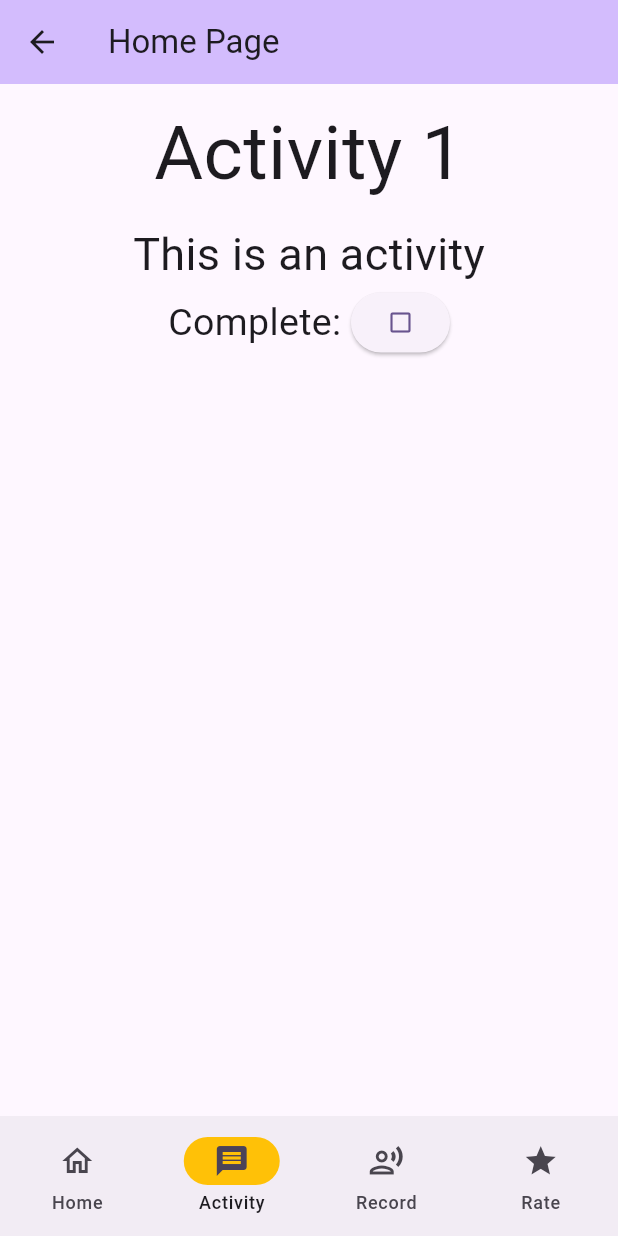
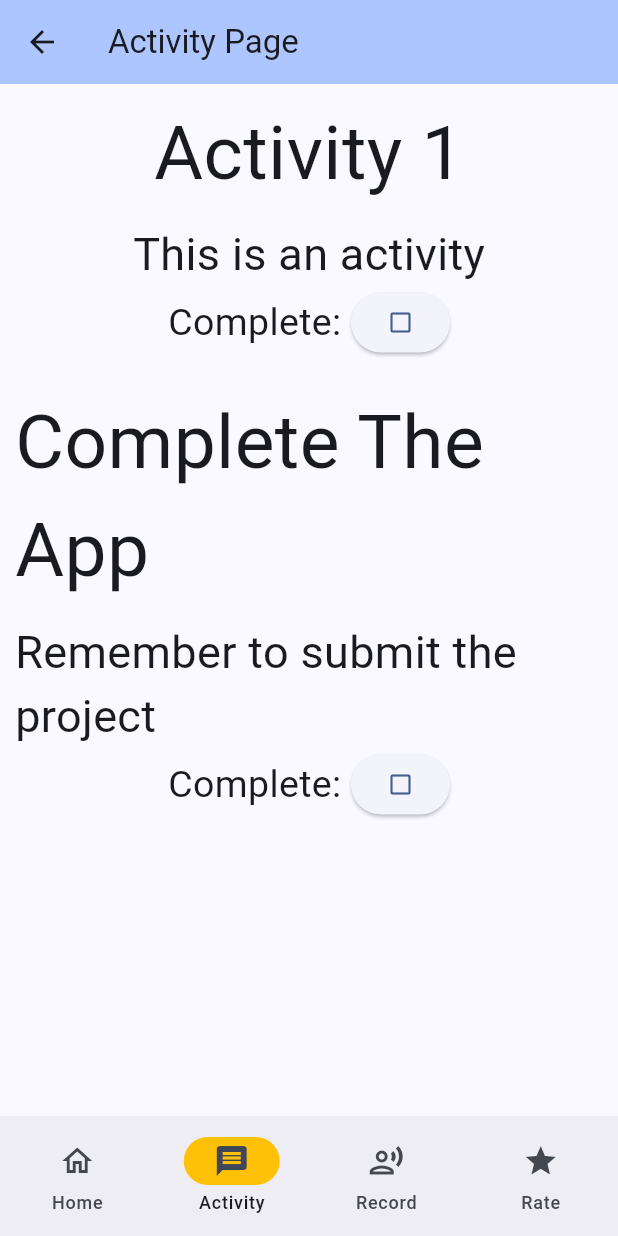
Before and after one commit to jimhlf/the-flutter-app, a Flutter app: the MainAppPage screen opened directly, item 2 of the bottom bar chosen, on a phone screen of 412 x 824 dp. Run offline on Flutter 3.47's test engine with Material 3 defaults, Android fonts, the phone set to English and light mode, and no system bars.

Commit message:
Built app interface

```diff
--- a/the_app/lib/activity.dart
+++ b/the_app/lib/activity.dart
@@ -18,6 +18,7 @@ class _ActivityCardState extends State<ActivityCard> {
 
   @override
   void initState() {
+    super.initState();
     label = widget.label;
     description = widget.description;
     isDone = false;
@@ -30,9 +31,10 @@ class _ActivityCardState extends State<ActivityCard> {
   }
 
   Icon getStatus() {
-    if (isDone)
-      return Icon(Icons.check_box_outlined);
-    return Icon(Icons.check_box_outline_blank);
+    if (isDone) {
+      return const Icon(Icons.check_box_outlined);
+    }
+    return const Icon(Icons.check_box_outline_blank);
   }
 
   @override
@@ -41,13 +43,13 @@ class _ActivityCardState extends State<ActivityCard> {
       padding: const EdgeInsets.symmetric(horizontal: 10, vertical: 10),
       child: Column (
         children: [
-          Text(label, style: TextStyle(fontSize: 50)),
+          Text(label, style: const TextStyle(fontSize: 50)),
           SizedBox(height: 10),
-          Text(description, style: TextStyle(fontSize: 30)),
+          Text(description, style: const TextStyle(fontSize: 30)),
           Row(
             mainAxisAlignment: MainAxisAlignment.center,
             children: [
-              Text('Complete: ', style: TextStyle(fontSize: 25)),
+              const Text('Complete: ', style: TextStyle(fontSize: 25)),
               ElevatedButton(onPressed: checkActivity, child: getStatus())
             ],
           )
@@ -73,6 +75,7 @@ class _ActivityPageState extends State<ActivityPage> {
       body: ListView(
         children: const [
           ActivityCard(label: 'Activity 1', description: 'This is an activity'),
+          ActivityCard(label: 'Complete The App', description: 'Remember to submit the project'),
         ],
       )
     );
--- a/the_app/lib/main.dart
+++ b/the_app/lib/main.dart
@@ -2,6 +2,8 @@ import 'package:flutter/material.dart';
 import 'package:the_app/activity.dart';
 import 'package:the_app/home.dart';
 import 'package:the_app/login.dart';
+import 'package:the_app/rate.dart';
+import 'package:the_app/image.dart';
 
 //import 'package:firebase_core/firebase_core.dart';
 //import 'firebase_options.dart';
@@ -20,21 +22,7 @@ class MyApp extends StatelessWidget {
       title: 'Flutter Demo',
       theme: ThemeData(
         // This is the theme of your application.
-        //
-        // TRY THIS: Try running your application with "flutter run". You'll see
-        // the application has a purple toolbar. Then, without quitting the app,
-        // try changing the seedColor in the colorScheme below to Colors.green
-        // and then invoke "hot reload" (save your changes or press the "hot
-        // reload" button in a Flutter-supported IDE, or press "r" if you used
-        // the command line to start the app).
-        //
-        // Notice that the counter didn't reset back to zero; the application
-        // state is not lost during the reload. To reset the state, use hot
-        // restart instead.
-        //
-        // This works for code too, not just values: Most code changes can be
-        // tested with just a hot reload.
-        colorScheme: ColorScheme.fromSeed(seedColor: Colors.deepPurple),
+        colorScheme: ColorScheme.fromSeed(seedColor: Colors.blueAccent),
         useMaterial3: true,
       ),
       home: const LoginPage(title: 'Login Page'),
@@ -45,15 +33,6 @@ class MyApp extends StatelessWidget {
 class MainAppPage extends StatefulWidget {
   const MainAppPage({super.key, required this.title});
 
-  // This widget is the home page of your application. It is stateful, meaning
-  // that it has a State object (defined below) that contains fields that affect
-  // how it looks.
-
-  // This class is the configuration for the state. It holds the values (in this
-  // case the title) provided by the parent (in this case the App widget) and
-  // used by the build method of the State. Fields in a Widget subclass are
-  // always marked "final".
-
   final String title;
 
   @override
@@ -62,13 +41,19 @@ class MainAppPage extends StatefulWidget {
 
 class _MainAppPageState extends State<MainAppPage> {
   int _selectedIndex = 0;
+  final List<String> pageTitles = ['Home Page', 'Activity Page', 'Record Page', 'Rate Page'];
 
+  // Use this to swap screen while holding title and nav design
   Widget getPage() {
     switch (_selectedIndex) {
       case 0:
         return const HomePage(title: 'Home Page');
       case 1:
-        return const ActivityPage(title: 'Activity');
+        return const ActivityPage(title: 'Activity Page');
+      case 2:
+        return const ImagePage(title: 'Record Page');
+      case 3:
+        return const RatePage(title: 'Rate Page');
       default:
         return const HomePage(title: 'Home Page');
     }
@@ -84,9 +69,7 @@ class _MainAppPageState extends State<MainAppPage> {
     return Scaffold(
       appBar: AppBar(
         backgroundColor: Theme.of(context).colorScheme.inversePrimary,
-        // Here we take the value from the MyHomePage object that was created by
-        // the App.build method, and use it to set our appbar title.
-        title: Text(widget.title),
+        title: Text(pageTitles[_selectedIndex]),
       ),
       body: getPage(),
       bottomNavigationBar: NavigationBar(
```
Also changed, not shown: the_app/lib/image.dart (+18 -10 lines), the_app/lib/rate.dart (+50 -2 lines).
